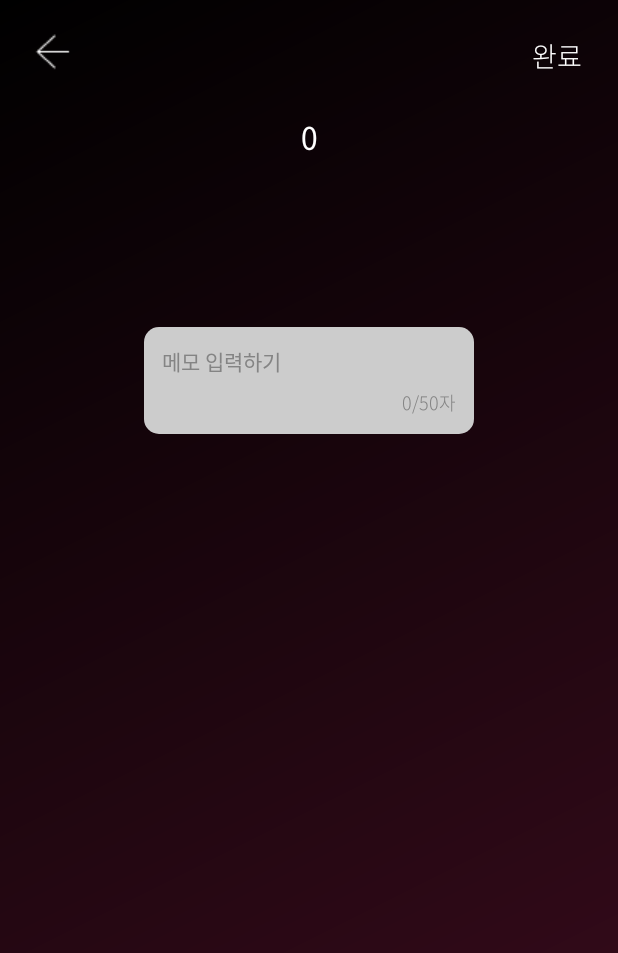
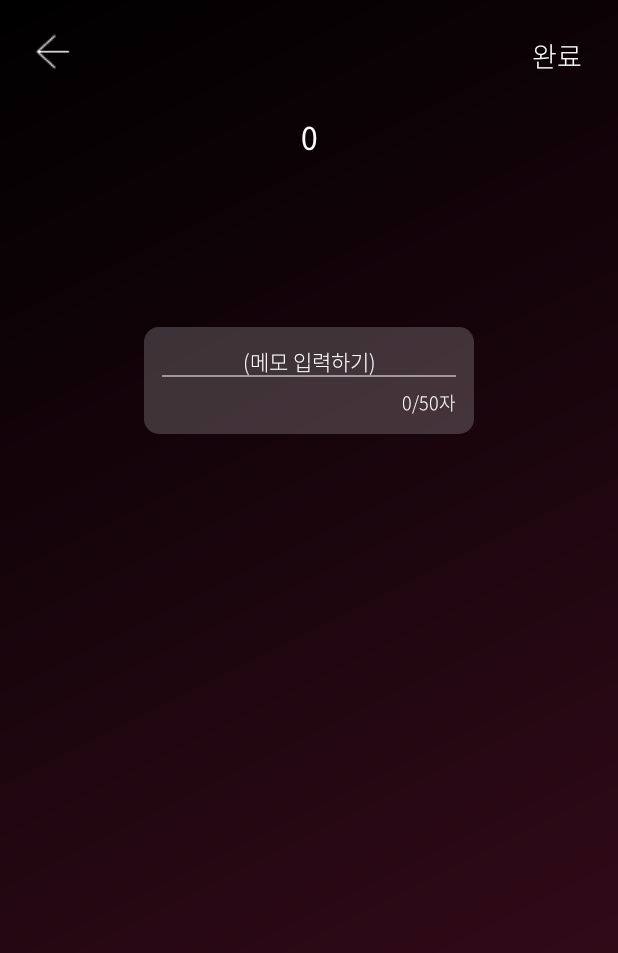
Before and after one commit to linear14/BDProject, an Android app: the AddMemoFragment screen opened through its navigation route, on a phone screen of 412 x 824 dp. Shown: the top 953 px of the screen. Run offline under Robolectric (Android 15) with nearby library versions, the phone set to English and light mode, and no system bars; our stand-ins replace FlexboxLayout, Room's generated code; libraries missing offline, so code that uses them is left out: com.google.android.flexbox, gun0912.tedkeyboardobserver; 14 statements that could not run were skipped.

Commit message:
Add: 밝기에 따른 View들의 색상 변경작업
- 관리 Util 클래스 생성
- 태그의 색상 변경은 X (추가작업)

```diff
--- a/app/src/main/java/com/bd/bdproject/ui/BaseFragment.kt
+++ b/app/src/main/java/com/bd/bdproject/ui/BaseFragment.kt
@@ -5,5 +5,9 @@ import com.bd.bdproject.`interface`.OnBackPressedInFragment
 
 open class BaseFragment: Fragment() {
 
+    val mainActivity by lazy {
+        activity as MainActivity
+    }
+
     var onBackPressedListener: OnBackPressedInFragment? = null
 }
--- a/app/src/main/java/com/bd/bdproject/ui/main/AddMemoFragment.kt
+++ b/app/src/main/java/com/bd/bdproject/ui/main/AddMemoFragment.kt
@@ -15,6 +15,7 @@ import androidx.navigation.NavDirections
 import androidx.navigation.Navigation
 import androidx.navigation.Navigation.findNavController
 import com.bd.bdproject.BitDamApplication
+import com.bd.bdproject.R
 import com.bd.bdproject.`interface`.OnBackPressedInFragment
 import com.bd.bdproject.data.model.Light
 import com.bd.bdproject.data.model.Tag
@@ -22,10 +23,7 @@ import com.bd.bdproject.databinding.FragmentAddMemoBinding
 import com.bd.bdproject.ui.BaseFragment
 import com.bd.bdproject.ui.MainActivity
 import com.bd.bdproject.ui.main.adapter.TagAdapter
-import com.bd.bdproject.util.KeyboardUtil
-import com.bd.bdproject.util.LightUtil
-import com.bd.bdproject.util.animateTransparency
-import com.bd.bdproject.util.timeToString
+import com.bd.bdproject.util.*
 import com.bd.bdproject.viewmodel.LightTagRelationViewModel
 import com.bd.bdproject.viewmodel.LightViewModel
 import com.bd.bdproject.viewmodel.TagViewModel
@@ -200,18 +198,22 @@ class AddMemoFragment: BaseFragment() {
     }
 
     private fun initBackground() {
-        (activity as MainActivity).binding.btnDrawer.visibility = View.GONE
-        (activity as MainActivity).binding.btnBack.visibility = View.VISIBLE
+        binding.apply {
+            mainActivity.binding.btnDrawer.visibility = View.GONE
+            mainActivity.binding.btnBack.visibility = View.VISIBLE
 
-        val brightness = sharedViewModel.brightness.value?:0
-        val tags = sharedViewModel.tags.value?: mutableListOf()
-        val memo = sharedViewModel.memo.value
+            val brightness = sharedViewModel.brightness.value?:0
+            val tags = sharedViewModel.tags.value?: mutableListOf()
+            val memo = sharedViewModel.memo.value
 
-        gradientDrawable.colors = LightUtil.getDiagonalLight(brightness * 2)
-        binding.layoutAddMemo.background = gradientDrawable
-        binding.tvBrightness.text = brightness.toString()
-        tagEnrolledAdapter.submitList(tags.toMutableList())
-        binding.inputMemo.setText(memo)
+            setEntireMemoFragmentColor(brightness)
+
+            gradientDrawable.colors = LightUtil.getDiagonalLight(brightness * 2)
+            layoutAddMemo.background = gradientDrawable
+            tvBrightness.text = brightness.toString()
+            tagEnrolledAdapter.submitList(tags.toMutableList())
+            inputMemo.setText(memo)
+        }
     }
 
     private fun showUi() {
@@ -222,6 +224,19 @@ class AddMemoFragment: BaseFragment() {
 
     private fun saveMemo() {
         sharedViewModel.memo.value = binding.inputMemo.text.toString()
+    }
+
+    private fun setEntireMemoFragmentColor(brightness: Int) {
+        binding.apply {
+            ColorUtil.setEntireViewColor(
+                brightness,
+                tvBrightness,
+                actionEnroll,
+                inputMemo,
+                tvTextCount,
+                mainActivity.binding.btnBack
+            )
+        }
     }
 
     inner class InputMemoWatcher: TextWatcher {
--- a/app/src/main/java/com/bd/bdproject/ui/main/LightDetailFragment.kt
+++ b/app/src/main/java/com/bd/bdproject/ui/main/LightDetailFragment.kt
@@ -5,17 +5,12 @@ import android.os.Bundle
 import android.view.LayoutInflater
 import android.view.View
 import android.view.ViewGroup
-import android.widget.TextView
-import androidx.core.content.ContextCompat
-import androidx.core.view.GravityCompat
 import androidx.drawerlayout.widget.DrawerLayout
-import androidx.fragment.app.Fragment
 import androidx.lifecycle.observe
-import com.bd.bdproject.R
 import com.bd.bdproject.databinding.FragmentLightDetailBinding
 import com.bd.bdproject.ui.BaseFragment
-import com.bd.bdproject.ui.MainActivity
 import com.bd.bdproject.ui.main.adapter.TagAdapter
+import com.bd.bdproject.util.ColorUtil.setEntireViewColor
 import com.bd.bdproject.util.LightUtil
 import com.bd.bdproject.util.timeToString
 import com.bd.bdproject.util.toBitDamDateFormat
@@ -42,8 +37,8 @@ class LightDetailFragment: BaseFragment() {
             fabMore.setOnClickListener { controlBackgroundByFabState() }
             viewFilter.setOnClickListener { controlBackgroundByFabState() }
 
-            (activity as MainActivity).binding.btnDrawer.visibility = View.VISIBLE
-            (activity as MainActivity).binding.btnBack.visibility = View.GONE
+            mainActivity.binding.btnDrawer.visibility = View.VISIBLE
+            mainActivity.binding.btnBack.visibility = View.GONE
         }
 
         return binding.root
@@ -68,10 +63,7 @@ class LightDetailFragment: BaseFragment() {
                 val memo = it.light.memo
                 val tags = it.tags
 
-                when(brightness) {
-                    in 0 until 80 -> { setEntireTextColor(R.color.white, tvDate, tvBrightness, tvMemo) }
-                    else -> { setEntireTextColor(R.color.black, tvDate, tvBrightness, tvMemo) }
-                }
+                setEntireDetailFragmentColor(brightness)
 
                 tvDate.text = dateCode.toBitDamDateFormat()
                 tvBrightness.text = brightness.toString()
@@ -81,12 +73,6 @@ class LightDetailFragment: BaseFragment() {
 
                 tagAdapter?.submitList(tags.toMutableList(), brightness)
             }
-        }
-    }
-
-    private fun setEntireTextColor(color: Int, vararg view: TextView) {
-        for(item in view) {
-            item.setTextColor(ContextCompat.getColor(requireActivity(), color))
         }
     }
 
@@ -108,7 +94,7 @@ class LightDetailFragment: BaseFragment() {
                 View.GONE -> {
                     viewFilter.visibility = View.VISIBLE
                     layoutMore.visibility = View.VISIBLE
-                    (activity as MainActivity).binding.apply {
+                    mainActivity.binding.apply {
                         btnDrawer.visibility = View.GONE
                         drawer.setDrawerLockMode(DrawerLayout.LOCK_MODE_LOCKED_CLOSED)
                     }
@@ -117,7 +103,7 @@ class LightDetailFragment: BaseFragment() {
                 View.VISIBLE -> {
                     viewFilter.visibility = View.GONE
                     layoutMore.visibility = View.GONE
-                    (activity as MainActivity).binding.apply {
+                    mainActivity.binding.apply {
                         btnDrawer.visibility = View.VISIBLE
                         drawer.setDrawerLockMode(DrawerLayout.LOCK_MODE_UNLOCKED)
                     }
@@ -126,4 +112,18 @@ class LightDetailFragment: BaseFragment() {
         }
     }
 
+    private fun setEntireDetailFragmentColor(brightness: Int) {
+        binding.apply {
+            setEntireViewColor(
+                brightness,
+                tvBrightness,
+                tvDate,
+                tvMemo,
+                btnSpreadUpDown,
+                mainActivity.binding.btnDrawer,
+                mainActivity.binding.btnBack
+            )
+        }
+    }
+
 }
--- /dev/null
+++ b/app/src/main/java/com/bd/bdproject/util/ColorUtil.kt
@@ -0,0 +1,37 @@
+package com.bd.bdproject.util
+
+import android.view.View
+import android.widget.ImageView
+import android.widget.TextView
+import androidx.core.content.ContextCompat
+import androidx.core.graphics.drawable.DrawableCompat
+import com.bd.bdproject.BitDamApplication.Companion.applicationContext
+import com.bd.bdproject.R
+
+object ColorUtil {
+
+    fun setEntireViewColor(brightness: Int, vararg view: View) {
+        val color = if(brightness in 0 until 80) R.color.white else R.color.black
+        val colorCode = ContextCompat.getColor(applicationContext(), color)
+
+        for(item in view) {
+            when(item) {
+                is MemoEditText -> {
+                    item.setTextColor(colorCode)
+                    item.setHintTextColor(colorCode)
+                    item.setLineColor(colorCode)
+                }
+                is TextView -> {
+                    item.setTextColor(colorCode)
+                }
+                is ImageView -> {
+                    val drawable = DrawableCompat.wrap(item.drawable)
+                    DrawableCompat.setTint(drawable.mutate(), colorCode)
+                }
+                else -> {
+                    item.setBackgroundColor(colorCode)
+                }
+            }
+        }
+    }
+}
--- a/app/src/main/java/com/bd/bdproject/util/LightUtil.kt
+++ b/app/src/main/java/com/bd/bdproject/util/LightUtil.kt
@@ -38,7 +38,7 @@ object LightUtil {
             )
         } else {
             val lightMaxStart = levelMap[20]!!.first
-            val lightMaxEnd = levelMap[20]!!.first
+            val lightMaxEnd = levelMap[20]!!.second
 
             intArrayOf(
                 Color.rgb(lightMaxStart.r, lightMaxStart.g, lightMaxStart.b),
--- a/app/src/main/java/com/bd/bdproject/util/MemoEditText.kt
+++ b/app/src/main/java/com/bd/bdproject/util/MemoEditText.kt
@@ -8,6 +8,7 @@ import android.graphics.Rect
 import android.util.AttributeSet
 import android.util.TypedValue
 import androidx.appcompat.widget.AppCompatEditText
+import androidx.core.content.ContextCompat
 
 class MemoEditText: AppCompatEditText {
 
@@ -24,7 +25,7 @@ class MemoEditText: AppCompatEditText {
         setBackgroundResource(android.R.color.transparent)
         setLineSpacing(TypedValue.applyDimension(TypedValue.COMPLEX_UNIT_DIP, 8.0f,  resources.displayMetrics), 1.0f)
         paint.style = Paint.Style.STROKE
-        paint.color = Color.parseColor("#979797")
+        paint.color = ContextCompat.getColor(rootView.context, android.R.color.black)
     }
 
     override fun onDraw(canvas: Canvas?) {
@@ -44,4 +45,10 @@ class MemoEditText: AppCompatEditText {
 
         super.onDraw(canvas)
     }
+
+    fun setLineColor(color: Int) {
+        paint.color = color
+    }
+
+
 }
--- a/app/src/main/res/drawable/deco_memo_layout.xml
+++ b/app/src/main/res/drawable/deco_memo_layout_light.xml
@@ -12,6 +12,6 @@
         android:bottom="12dp"/>
 
     <solid
-        android:color="#cccccc"/>
+        android:color="#30ffffff"/>
 
 </shape>
--- a/app/src/main/res/layout/fragment_add_memo.xml
+++ b/app/src/main/res/layout/fragment_add_memo.xml
@@ -51,7 +51,7 @@
         android:layout_height="wrap_content"
         android:layout_marginTop="112dp"
         android:alpha="0"
-        android:background="@drawable/deco_memo_layout"
+        android:background="@drawable/deco_memo_layout_light"
         app:layout_constraintEnd_toEndOf="parent"
         app:layout_constraintStart_toStartOf="parent"
         app:layout_constraintTop_toBottomOf="@id/tv_brightness">
@@ -60,10 +60,12 @@
             android:id="@+id/input_memo"
             android:layout_width="match_parent"
             android:layout_height="wrap_content"
-            android:hint="메모 입력하기"
+            android:fontFamily="@font/noto_light"
+            android:gravity="center_horizontal"
+            android:hint="(메모 입력하기)"
             android:maxLines="4"
-            android:textColor="#848484"
-            android:textColorHint="#848484"
+            android:textColor="@color/white"
+            android:textColorHint="@color/white"
             android:textIsSelectable="true"
             android:textSize="14sp"
             app:layout_constraintTop_toTopOf="parent" />
```
Also changed, not shown: app/src/main/java/com/bd/bdproject/ui/main/AddLightFragment.kt (+15 -4 lines), app/src/main/java/com/bd/bdproject/ui/main/AddTagFragment.kt (+20 -3 lines).
